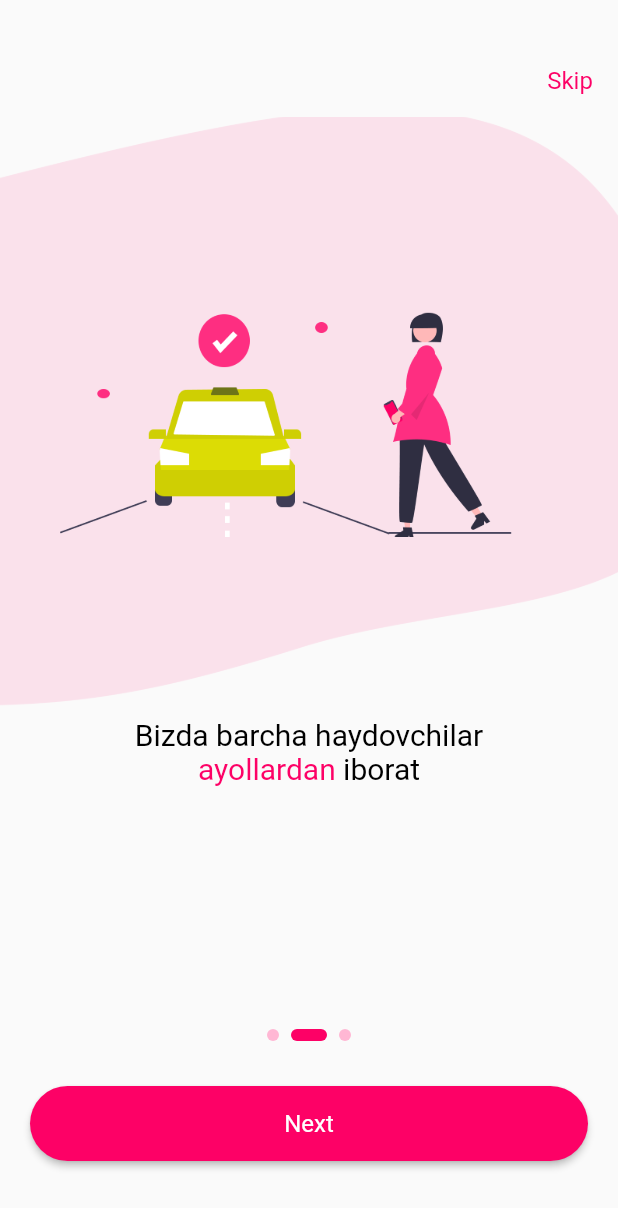
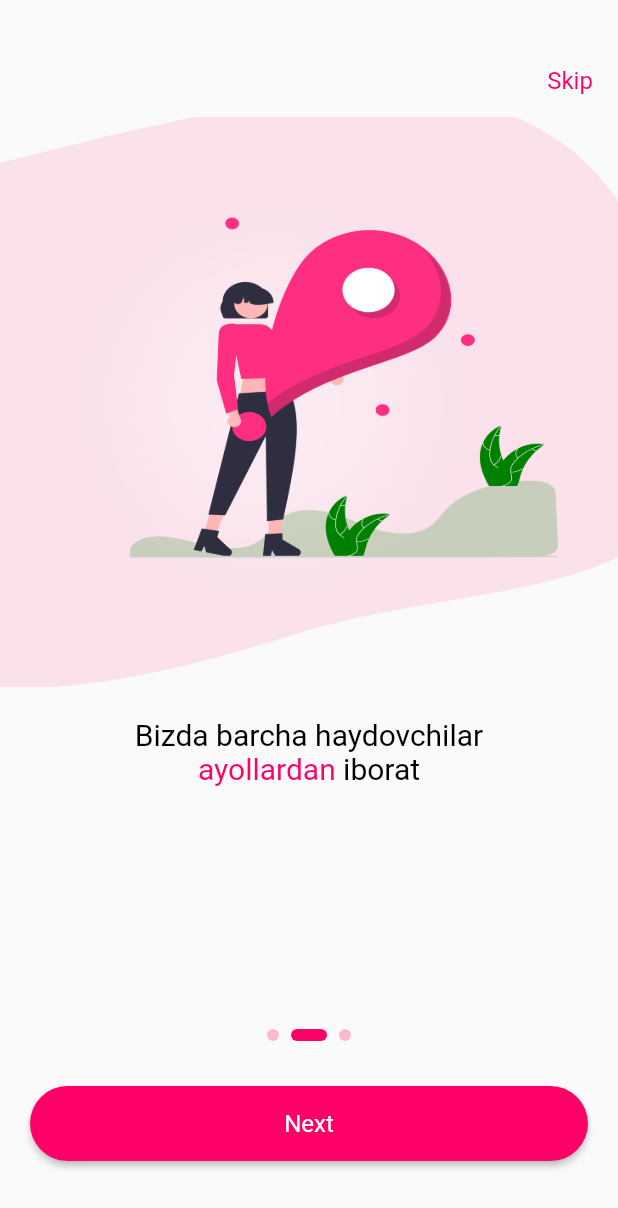
Before and after one commit to alpjamal/lady-taxi, a Flutter app: the screen it shows after launch, after a tap on "Next", on a phone screen of 412 x 824 dp. Shown: the top 1208 px of the screen. Run offline on Flutter 3.47's test engine with Material 2 defaults, Android fonts, the phone set to English and light mode, and no system bars; drawn by our look-alikes of smooth_page_indicator.

Commit message:
Some changes have made to the Onboarding screen

```diff
--- a/lib/ui/onboarding/onboarding_screen.dart
+++ b/lib/ui/onboarding/onboarding_screen.dart
@@ -62,7 +62,7 @@
               padding: const EdgeInsets.fromLTRB(20, 30, 20, 50),
               child: ElevatedButton(
                 onPressed: () {
-                  _controller.nextPage(duration: const Duration(milliseconds: 300), curve: Curves.bounceIn);
+                  _controller.nextPage(duration: const Duration(milliseconds: 300), curve: Curves.fastOutSlowIn);
                   setState(() {});
                 },
                 child: islast ? const Text('Start') : const Text('Next'),
--- a/lib/ui/widgets/onboarding_page_widget.dart
+++ b/lib/ui/widgets/onboarding_page_widget.dart
@@ -11,7 +11,7 @@
     return Column(
       children: [
         Container(
-          height: 400,
+          height: 380,
           padding: const EdgeInsets.all(40),
           decoration: BoxDecoration(
             image: DecorationImage(
@@ -22,7 +22,7 @@
           child: Image.asset('assets/images/onboarding/onboardingimage$index.png'),
         ),
         Padding(
-          padding: const EdgeInsets.symmetric(horizontal: 60),
+          padding: const EdgeInsets.fromLTRB(60, 20, 60, 0),
           child: RichText(
             textAlign: TextAlign.center,
             text: TextSpan(
```
Also changed, not shown: assets/images/onboarding/onboardingimage2.png.
